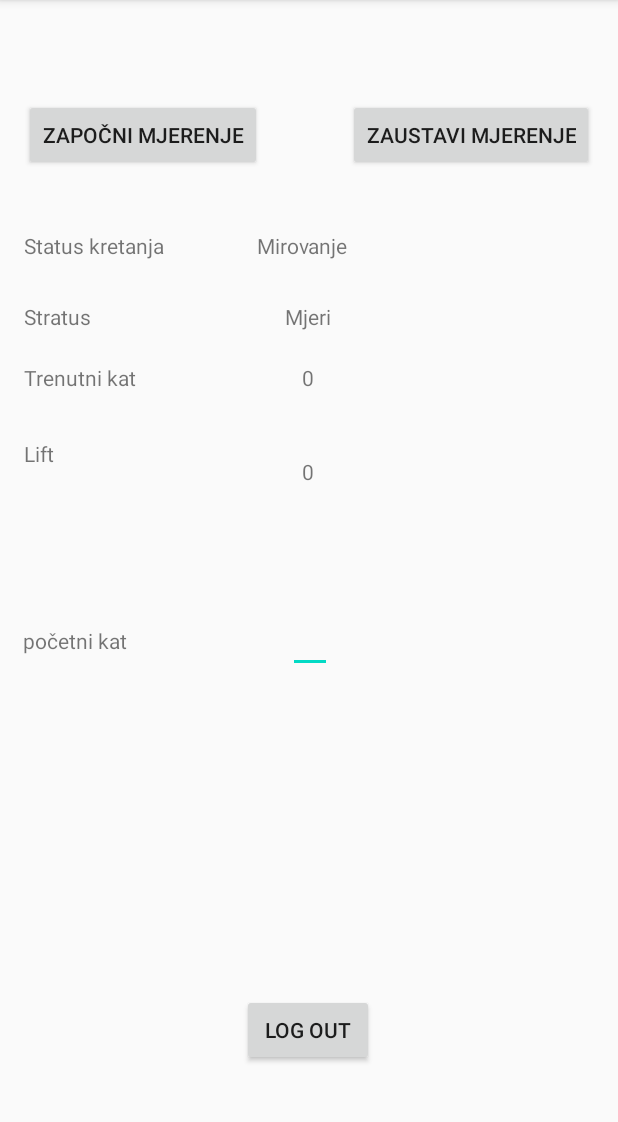
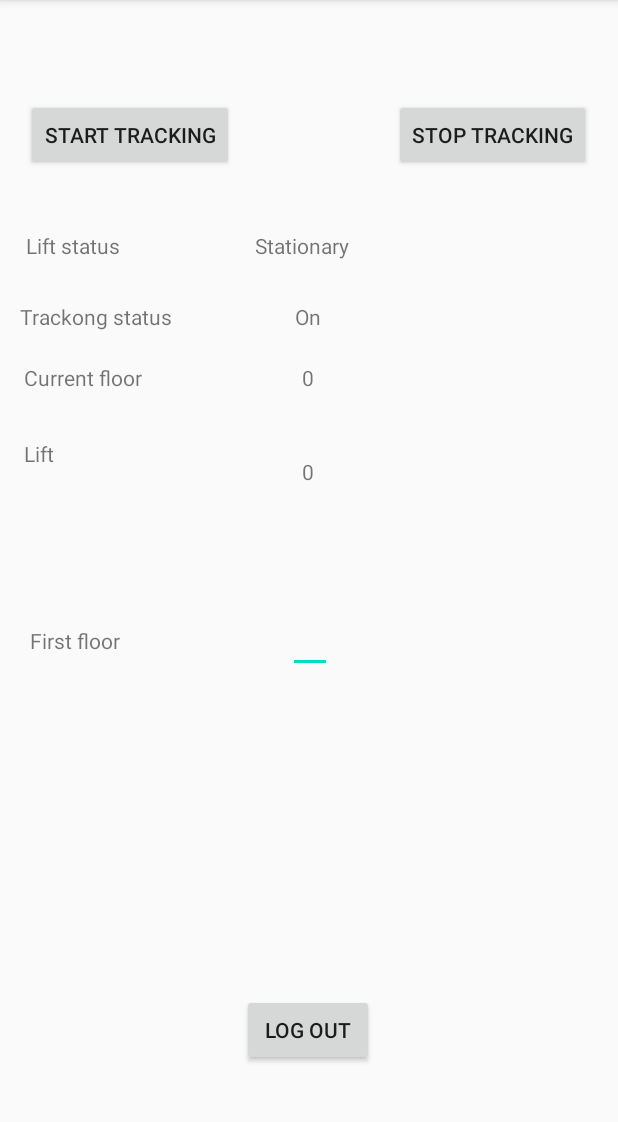
Before and after one commit to pelered/Diplomski-rad-Lift-aplikacija, an Android app: the Mjerenje screen opened directly, with no data from a screen before it, on a phone screen of 412 x 824 dp, the part 84-1206 px from its top. Run offline under Robolectric (Android 15) with nearby library versions, the phone set to English and light mode, and no system bars; our stand-ins replace Firebase (no records; nobody signed in at launch, a user with empty details on screens opened directly); libraries missing offline, so code that uses them is left out: com.firebase.ui; 7 statements that could not run were skipped.

Commit message:
final version

```diff
--- a/app/src/main/java/com/example/lift11/Mjerenje.java
+++ b/app/src/main/java/com/example/lift11/Mjerenje.java
@@ -145,10 +145,10 @@ public class Mjerenje extends AppCompatActivity implements View.OnClickListener,
                     state_mjeri_li.setU_uid(prefs.getString("u_uid", null));
                     if (vrti) {
                         state_mjeri_li.setState(true);
-                        Toast.makeText(Mjerenje.this, "true"  , Toast.LENGTH_LONG).show();
+                        Toast.makeText(Mjerenje.this, "true", Toast.LENGTH_LONG).show();
                     } else {
                         state_mjeri_li.setState(false);
-                        Toast.makeText(Mjerenje.this, "false"  , Toast.LENGTH_LONG).show();
+                        Toast.makeText(Mjerenje.this, "false", Toast.LENGTH_LONG).show();
                     }
                     Map<String, Object> up = new HashMap<>();
                     up.put(lift_key, state_mjeri_li);
@@ -189,6 +189,7 @@ public class Mjerenje extends AppCompatActivity implements View.OnClickListener,
                     }
                 }
             }
+
             @Override
             public void onCancelled(@NonNull @NotNull DatabaseError error) {
 
@@ -207,6 +208,7 @@ public class Mjerenje extends AppCompatActivity implements View.OnClickListener,
                 maxAcc = lift.getMax_ac();
                 minAcc = lift.getMin_ac();
             }
+
             @Override
             public void onCancelled(@NonNull @NotNull DatabaseError error) {
 
@@ -326,6 +328,9 @@ public class Mjerenje extends AppCompatActivity implements View.OnClickListener,
     private boolean setFirstFloor() {
         String k = startFloorEditText.getText().toString();
         p_k = Integer.parseInt(k);
+        if(k.matches("")){
+            p_k = n_k;
+        }
         if (p_k >= n_k && p_k <= v_k) {
             currentFloor = p_k;
             return true;
@@ -409,103 +414,4 @@ public class Mjerenje extends AppCompatActivity implements View.OnClickListener,
 
         accelerometer.unregister();
     }
-
-    /*
-        @OnLifecycleEvent(Lifecycle.Event.ON_RESUME)
-        public void onResume() {
-            super.onResume();
-            prefs = getSharedPreferences("shared_pref_name", Context.MODE_PRIVATE);
-
-            myRefMjeri.child(lift_key).addListenerForSingleValueEvent(new ValueEventListener() {
-                @Override
-                public void onDataChange(@NonNull @NotNull DataSnapshot snapshot) {
-                    Log.d("Mjeri", snapshot.toString());
-                    if (snapshot.getValue() == null) {
-                        state_mjeri_li.setU_uid(prefs.getString("u_uid", null));
-                        if (vrti) {
-                            state_mjeri_li.setState(true);
-                        } else {
-                            state_mjeri_li.setState(false);
-                        }
-                    } else {
-                        state_mjeri_li = snapshot.getValue(State.class);
-                    }
-                }
-
-                @Override
-                public void onCancelled(@NonNull @NotNull DatabaseError error) {
-
-                }
-            });
-
-
-            myRefLift.child(lift_key).addListenerForSingleValueEvent(new ValueEventListener() {
-                @Override
-                public void onDataChange(@NonNull @NotNull DataSnapshot snapshot) {
-                    lift = snapshot.getValue(Lift.class);
-                    lift.setKey(snapshot.getKey());
-                    lift_naziv.setText(lift.getIme());
-                    n_k = lift.getN_k();
-                    v_k = lift.getV_k();
-                    maxAcc = lift.getMax_ac();
-                    minAcc = lift.getMin_ac();
-                    p_k = n_k;
-                }
-
-                @Override
-                public void onCancelled(@NonNull @NotNull DatabaseError error) {
-
-                }
-            });
-        }
-    */
-    /*
-        private void start_timer() {
-
-            int count_p = getRandomNumber(1, 6);
-            myRef2 = database.getInstance().getReference("Stanje");
-            String start_time = Calendar.getInstance().getTime().toString();
-            final int[] p_k_t = {p_k};
-
-            mCountDownTimer = new CountDownTimer((z_k - p_k) * 1000, 1000) {
-                @Override
-                public void onTick(long l) {
-
-                    Log.d("Tik:", String.valueOf(p_k_t[0]) + ", " + String.valueOf(l) + "," + String.valueOf(z_k));
-                    lift_state = new Lift_state(Integer.toString(p_k_t[0]), Integer.toString(count_p), String.valueOf(batteryPct) + "%", "u pokretu");
-                    p_k_t[0] = p_k_t[0] + 1;
-                    Map<String, Object> childUpdates = new HashMap<>();
-                    childUpdates.put(lift.getKey(), lift_state);
-                    myRef2.updateChildren(childUpdates);
-                    //ujedno salje info na webstranicu ako gledas taj liftTravels
-
-                }
-
-                @Override
-                public void onFinish() {
-                    String end_time = Calendar.getInstance().getTime().toString();
-                    liftTravels = new Lift_travels(p_k, z_k, n_k, v_k, start_time, end_time, count_p, lift.getZgrada(), lift.getPod_zg(), lift.getKey());
-                    //System.out.println("TEST: "+liftTravels.toString());
-
-                    lift_state = new Lift_state(Integer.toString(z_k), Integer.toString(count_p), String.valueOf(batteryPct) + "%", "miruje");
-                    Map<String, Object> childUpdates = new HashMap<>();
-                    childUpdates.put(lift.getKey(), lift_state);
-                    //System.out.println("TEST6 : "+childUpdates.toString());
-                    myRef2.updateChildren(childUpdates);
-                    save_data_travels();
-                    if (vrti) {
-                        postavi_vrijednosti();
-                    }
-                    //pokreni ponovo ako nije pritisnut stop gumb
-
-                }
-            }.start();
-
-
-        }
-
-    private void postavi_vrijednosti() {
-
-        //start_timer();
-    }*/
 }
--- a/app/src/main/java/com/example/lift11/Movement.java
+++ b/app/src/main/java/com/example/lift11/Movement.java
@@ -8,11 +8,10 @@ public class Movement {
     private int currentFloor;
 
     private boolean onMove = false;
-    private int upDown = 0; // up = 1, down = 2, stationary = 0
+    private int upDown = 0;
     private int upDownPrevious = 0;
     private boolean floorChange = false;
 
-    private long startTime;
     private long floorStartTime;
     private long timeBetweenFloors;
     private float timeLimitUp;
@@ -40,8 +39,6 @@ public class Movement {
     private float[] upArray;
     private float[] downArray;
 
-    private boolean switchModeTime = false;
-
     public void Prati(float z){
         if (counter < 10){
             z = 0;
@@ -58,7 +55,6 @@ public class Movement {
         }
 
          if (onMove == false && upDown == 0){
-            //trip started +
             if (sum > averMaxAmp ){
                 onMove = true;
                 upDown = 1;
@@ -86,7 +82,6 @@ public class Movement {
             }
         }
 
-
         if (floorChange == true && upDownPrevious == 1){
             floorChange = false;
 
@@ -101,7 +96,6 @@ public class Movement {
                 levels.add(currentFloor);
                 upFirst = false;
             }else {
-
                 for (int i = 0; i < nbOfFloors; i++) {
                     if (timeBetweenFloors < (upArray[i] + timeLimitUp) && timeBetweenFloors > (upArray[i] - timeLimitUp)) {
                         currentFloor = currentFloor + (i + 1);
@@ -183,11 +177,4 @@ public class Movement {
 
     public int getCurrentFloor() { return currentFloor; }
 
-    public long getOverallTime() { return System.currentTimeMillis() - startTime; }
-
-    public void setZeroSec() { this.startTime = System.currentTimeMillis(); }
-
-    public ArrayList<Float> getSpeedValues() { return speedValues; }
-    public ArrayList<Float> getAccValues() {return accValues;}
-    public ArrayList<Float> getSumValues () {return sumValues;}
 }
--- a/app/src/main/res/layout/activity_login.xml
+++ b/app/src/main/res/layout/activity_login.xml
@@ -48,7 +48,7 @@
         android:layout_marginTop="32dp"
         android:ems="10"
         android:gravity="center"
-        android:hint="Lozinka"
+        android:hint="Password"
         android:inputType="textPassword"
         app:layout_constraintEnd_toEndOf="parent"
         app:layout_constraintHorizontal_bias="0.497"
--- a/app/src/main/res/layout/activity_mjerenje.xml
+++ b/app/src/main/res/layout/activity_mjerenje.xml
@@ -11,7 +11,7 @@
         android:id="@+id/up_down_status"
         android:layout_width="wrap_content"
         android:layout_height="wrap_content"
-        android:text="Mirovanje"
+        android:text="Stationary"
         app:layout_constraintBottom_toBottomOf="parent"
         app:layout_constraintEnd_toEndOf="parent"
         app:layout_constraintHorizontal_bias="0.487"
@@ -23,7 +23,7 @@
         android:id="@+id/stanje_mj4"
         android:layout_width="wrap_content"
         android:layout_height="wrap_content"
-        android:text="Status kretanja"
+        android:text="Lift status"
         app:layout_constraintBottom_toBottomOf="parent"
         app:layout_constraintEnd_toEndOf="parent"
         app:layout_constraintHorizontal_bias="0.05"
@@ -35,7 +35,7 @@
         android:id="@+id/stanje_mj5"
         android:layout_width="wrap_content"
         android:layout_height="wrap_content"
-        android:text="Stratus"
+        android:text="Trackong status"
         app:layout_constraintBottom_toBottomOf="parent"
         app:layout_constraintEnd_toEndOf="parent"
         app:layout_constraintHorizontal_bias="0.043"
@@ -59,7 +59,7 @@
         android:id="@+id/stanje_mj2"
         android:layout_width="wrap_content"
         android:layout_height="wrap_content"
-        android:text="Trenutni kat"
+        android:text="Current floor"
         app:layout_constraintBottom_toBottomOf="parent"
         app:layout_constraintEnd_toEndOf="parent"
         app:layout_constraintHorizontal_bias="0.047"
@@ -72,7 +72,7 @@
         android:layout_width="80dp"
         android:layout_height="43dp"
         android:gravity="center"
-        android:text="početni kat"
+        android:text="First floor"
         app:layout_constraintBottom_toBottomOf="parent"
         app:layout_constraintEnd_toEndOf="parent"
         app:layout_constraintHorizontal_bias="0.03"
@@ -108,7 +108,7 @@
         android:id="@+id/start_mj"
         android:layout_width="wrap_content"
         android:layout_height="wrap_content"
-        android:text="Započni mjerenje"
+        android:text="Start tracking"
         app:layout_constraintBottom_toBottomOf="parent"
         app:layout_constraintEnd_toEndOf="parent"
         app:layout_constraintHorizontal_bias="0.063"
@@ -120,7 +120,7 @@
         android:id="@+id/stanje_mj"
         android:layout_width="wrap_content"
         android:layout_height="wrap_content"
-        android:text="Mjeri"
+        android:text="On"
         app:layout_constraintBottom_toBottomOf="parent"
         app:layout_constraintEnd_toEndOf="parent"
         app:layout_constraintHorizontal_bias="0.498"
@@ -132,7 +132,7 @@
         android:id="@+id/stop_mj"
         android:layout_width="wrap_content"
         android:layout_height="wrap_content"
-        android:text="Zaustavi mjerenje"
+        android:text="Stop tracking"
         app:layout_constraintBottom_toBottomOf="parent"
         app:layout_constraintEnd_toEndOf="parent"
         app:layout_constraintHorizontal_bias="0.935"
```
Also changed, not shown: app/src/main/java/com/example/lift11/Accelerometer.java (+6 -7 lines), app/src/main/java/com/example/lift11/Calibrate.java (+15 -14 lines), app/src/main/java/com/example/lift11/Login.java (+21 -20 lines), app/src/main/res/layout/activity_dodaj_lift.xml (+7 -7 lines), app/src/main/res/layout/activity_odabir.xml (+3 -5 lines).
